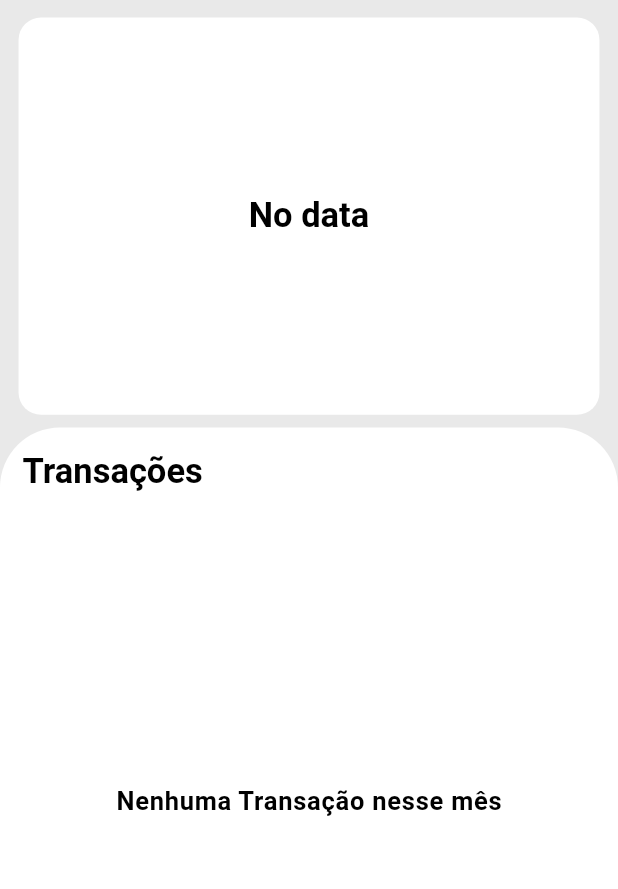
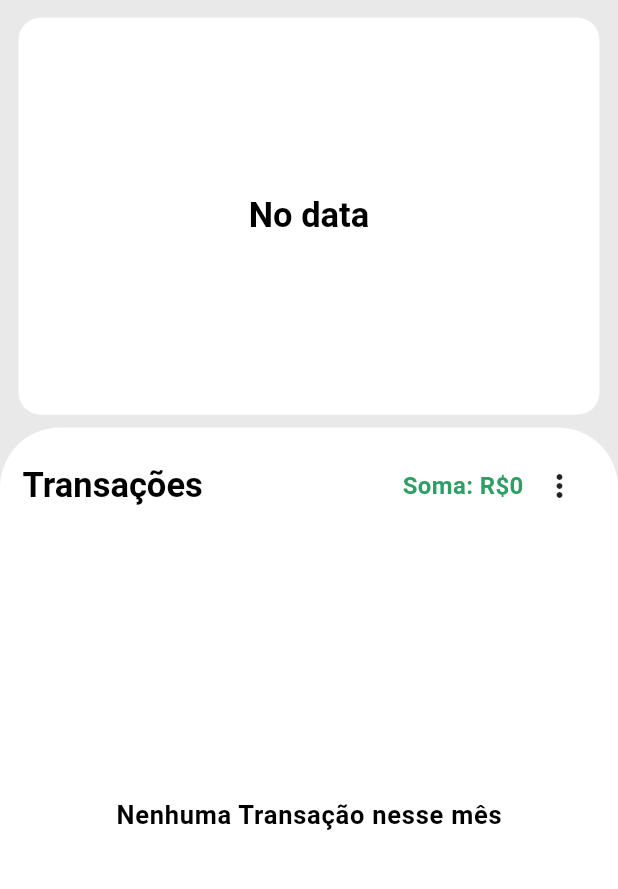
Before and after one commit to e-duarte/personal_expenses, a Flutter app: the screen it shows after launch, after a tap on "Marcadores", on a phone screen of 412 x 824 dp, the part 104-993 px from its top. Run offline on Flutter 3.47's test engine with Material 3 defaults, Android fonts, the phone set to English and light mode, and no system bars; our stand-ins replace fl_chart, sqflite; missing offline and left inert: easy_pie_chart; accounts and stored records are empty.

Commit message:
Tag and Onwer filter

```diff
--- a/lib/app/components/consume_chart.dart
+++ b/lib/app/components/consume_chart.dart
@@ -60,7 +60,7 @@ class ConsumeChart extends StatelessWidget {
 
   double get _totalSum => transactions
           .where((tr) => tr.owner == Owner.me || tr.owner == Owner.divided)
-          .fold(0, (sum, tr) {
+          .fold(0.0, (sum, tr) {
         return tr.owner == Owner.divided
             ? (sum + tr.value / 2)
             : sum + (tr.value / tr.installments);
--- /dev/null
+++ b/lib/app/components/transaction_filter_menu.dart
@@ -0,0 +1,42 @@
+import 'package:flutter/material.dart';
+
+class TransactionFilterMenu extends StatelessWidget {
+  const TransactionFilterMenu({
+    super.key,
+    required this.data,
+    required this.onFilterChanged,
+  });
+
+  final Map<String, bool> data;
+  final void Function(Map<String, bool>) onFilterChanged;
+
+  @override
+  Widget build(BuildContext context) {
+    final filterSize = Size(
+      MediaQuery.of(context).size.width * 0.5,
+      MediaQuery.of(context).size.height * 0.3,
+    );
+
+    return PopupMenuButton<MapEntry>(
+      constraints: BoxConstraints.tight(filterSize),
+      color: Colors.white,
+      surfaceTintColor: Colors.white,
+      onSelected: (entry) {
+        final Map<String, bool> newData = Map.from(data);
+        newData[entry.key] = !entry.value;
+        onFilterChanged(newData);
+      },
+      itemBuilder: (context) {
+        return data.entries.map((item) {
+          return CheckedPopupMenuItem(
+            checked: item.value,
+            value: item,
+            child: Text(
+              item.key,
+            ),
+          );
+        }).toList();
+      },
+    );
+  }
+}
--- a/lib/app/screens/home.dart
+++ b/lib/app/screens/home.dart
@@ -4,6 +4,7 @@ import 'package:personal_expenses/app/components/consume_chart.dart';
 import 'package:personal_expenses/app/components/months_dropdown.dart';
 import 'package:personal_expenses/app/components/setting_form.dart';
 import 'package:personal_expenses/app/components/tags_chart.dart';
+import 'package:personal_expenses/app/components/transaction_filter_menu.dart';
 import 'package:personal_expenses/app/components/transaction_form.dart';
 import 'package:personal_expenses/app/components/transaction_list.dart';
 import 'package:personal_expenses/app/models/settings.dart';
@@ -12,16 +13,107 @@ import 'package:personal_expenses/app/models/transaction.dart';
 import 'package:personal_expenses/app/services/settings_service.dart';
 import 'package:personal_expenses/app/services/tag_service.dart';
 import 'package:personal_expenses/app/services/transaction_service.dart';
+import 'package:personal_expenses/app/utils/utils.dart';
 
 class _HomeState extends State<Home> {
   DateTime? _selectedMonth;
   String _selectedOption = 'Geral';
-  // double? _monthValue;
   Settings? _settings;
 
   List<Tag> _tags = [];
 
   List<Transaction>? _transactions;
+
+  Map<String, bool> _filter = {
+    'Dividido': false,
+    'Fixado': false,
+    'Ninos': false,
+    'Compras': false,
+    'Mercado': false,
+    'Merenda': false,
+    'Refeição': false,
+    'Despesas': false,
+    'Reserva': false,
+    'Geral': false,
+    'Terceiros': false,
+  };
+
+  List<Transaction> get _getTransactionByMonth {
+    return _transactions!.where((tr) {
+      return (tr.date.isBefore(_selectedMonth!) ||
+              tr.date.month == _selectedMonth!.month ||
+              tr.fixed) &&
+          tr.date.year == _selectedMonth!.year;
+    }).where((tr) {
+      final trMonth = tr.date.month;
+      final currentMonth = _selectedMonth!.month;
+
+      return ((trMonth + tr.installments) > currentMonth) || tr.fixed;
+    }).toList();
+  }
+
+  List<Transaction> get _getFiltredTransaction {
+    List<Transaction> filtred = [];
+
+    if (_filter['Dividido'] == false &&
+        _filter['Fixado'] == false &&
+        _filter['Ninos'] == false &&
+        _filter['Compras'] == false &&
+        _filter['Mercado'] == false &&
+        _filter['Merenda'] == false &&
+        _filter['Refeição'] == false &&
+        _filter['Despesas'] == false &&
+        _filter['Reserva'] == false &&
+        _filter['Geral'] == false &&
+        _filter['Terceiros'] == false) {
+      return _getTransactionByMonth;
+    }
+
+    for (var tr in _getTransactionByMonth) {
+      if (_filter['Dividido']!) {
+        if (tr.owner == Owner.divided) {
+          if (!filtred.contains(tr)) filtred.add(tr);
+        }
+      }
+
+      if (_filter['Fixado']!) {
+        if (tr.fixed) {
+          if (!filtred.contains(tr)) filtred.add(tr);
+        }
+      }
+
+      for (var tag in [
+        'Ninos',
+        'Compras',
+        'Mercado',
+        'Merenda',
+        'Refeição',
+        'Despesas',
+        'Reserva',
+        'Geral',
+        'Terceiros',
+      ]) {
+        _filtreTransactionByTag(filtred, tr, tag);
+      }
+    }
+
+    return filtred;
+  }
+
+  double get _sumFiltredTransactions {
+    return _getFiltredTransaction.fold(0.0, (t1, t2) {
+      return t1 + (t2.owner == Owner.divided ? t2.value / 2 : t2.value);
+    });
+  }
+
+  void _filtreTransactionByTag(
+      List<Transaction> filtreds, Transaction tr, String tag) {
+    if (_filter[tag]!) {
+      if (tr.tag.tag == tag) {
+        if (!filtreds.contains(tr)) filtreds.add(tr);
+      }
+    }
+  }
 
   @override
   void initState() {
@@ -45,8 +137,6 @@ class _HomeState extends State<Home> {
         _transactions = trs;
       });
     });
-
-    // _monthValue = 3807.18;
   }
 
   @override
@@ -149,17 +239,36 @@ class _HomeState extends State<Home> {
             child: Column(
               children: [
                 Row(
+                  // mainAxisAlignment: MainAxisAlignment.spaceBetween,
                   children: [
+                    Expanded(
+                      child: Text(
+                        'Transações',
+                        style: Theme.of(context).textTheme.titleLarge,
+                      ),
+                    ),
                     Text(
-                      'Transações',
-                      style: Theme.of(context).textTheme.titleLarge,
-                    )
+                      'Soma: R\$${formatValue(_sumFiltredTransactions)}',
+                      style: TextStyle(
+                        fontSize: 16,
+                        fontWeight: FontWeight.bold,
+                        color: Theme.of(context).colorScheme.primary,
+                      ),
+                    ),
+                    TransactionFilterMenu(
+                      data: _filter,
+                      onFilterChanged: (filter) {
+                        setState(() {
+                          _filter = filter;
+                        });
+                      },
+                    ),
                   ],
                 ),
                 Expanded(
                   child: TransactionList(
                     currentDate: _selectedMonth!,
-                    transactions: _getTransactionByMonth,
+                    transactions: _getFiltredTransaction,
                     onRemoveTransaction: _removeTransaction,
                   ),
                 ),
@@ -227,20 +336,6 @@ class _HomeState extends State<Home> {
       _transactions!.removeWhere((tr) => tr.id == transaction.id);
     });
   }
-
-  List<Transaction> get _getTransactionByMonth {
-    return _transactions!.where((tr) {
-      return (tr.date.isBefore(_selectedMonth!) ||
-              tr.date.month == _selectedMonth!.month ||
-              tr.fixed) &&
-          tr.date.year == _selectedMonth!.year;
-    }).where((tr) {
-      final trMonth = tr.date.month;
-      final currentMonth = _selectedMonth!.month;
-
-      return ((trMonth + tr.installments) > currentMonth) || tr.fixed;
-    }).toList();
-  }
 }
 
 class Home extends StatefulWidget {
--- a/lib/app/services/tag_service.dart
+++ b/lib/app/services/tag_service.dart
@@ -44,7 +44,7 @@ class TagService {
         color: '0xFFF6989FA',
       ),
       Tag(
-        tag: 'Desepesas',
+        tag: 'Despesas',
         iconPath: 'assets/icons/home_icon.png',
         color: '0xFFF7FF9A',
       ),
```
